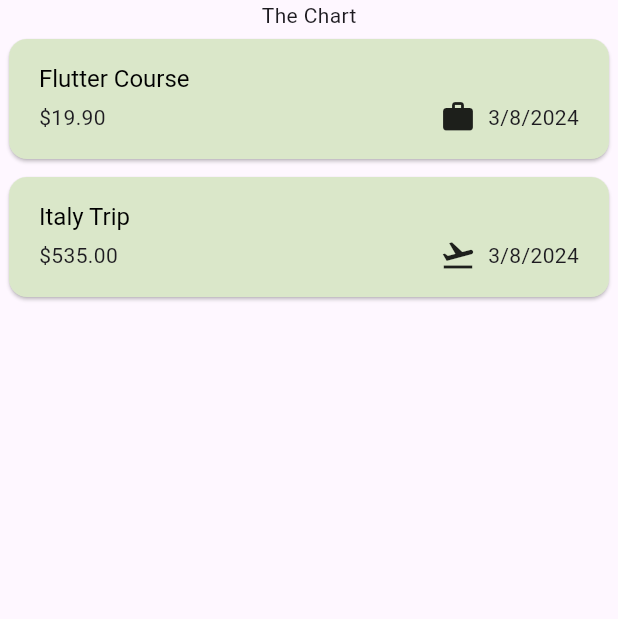
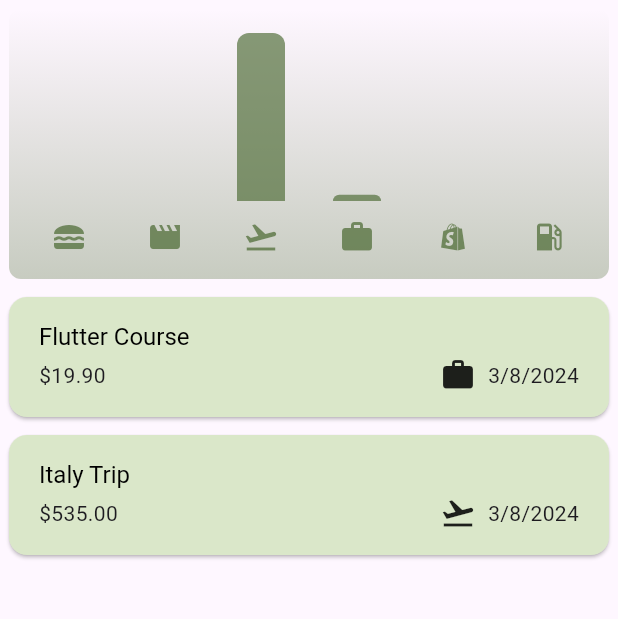
Before and after one commit to suhejbmorina99/flutter_mini_projects, a Flutter app: the screen it shows after launch, on a phone screen of 412 x 824 dp, the part 84-703 px from its top. Run offline on Flutter 3.47's test engine with Material 3 defaults, Android fonts, the phone set to English and light mode, and no system bars; our stand-ins replace google_fonts.

Commit message:
pushed the new code

```diff
--- a/expense_tracker/lib/models/expense.dart
+++ b/expense_tracker/lib/models/expense.dart
@@ -62,7 +62,7 @@
   final Category category;
   final List<Expense> expense;
 
-  double get totoalExpense {
+  double get totalExpense {
     double sum = 0;
 
     for (final expens in expense) {
--- /dev/null
+++ b/expense_tracker/lib/widgets/chart/chart.dart
@@ -0,0 +1,97 @@
+import 'package:flutter/material.dart';
+
+import 'package:expense_tracker/widgets/chart/chart_bar.dart';
+import 'package:expense_tracker/models/expense.dart';
+
+class Chart extends StatelessWidget {
+  const Chart({super.key, required this.expenses});
+
+  final List<Expense> expenses;
+
+  List<ExpenseBucket> get buckets {
+    return [
+      ExpenseBucket.forCategory(expenses, Category.food),
+      ExpenseBucket.forCategory(expenses, Category.leisure),
+      ExpenseBucket.forCategory(expenses, Category.travel),
+      ExpenseBucket.forCategory(expenses, Category.work),
+      ExpenseBucket.forCategory(expenses, Category.clothes),
+      ExpenseBucket.forCategory(expenses, Category.gas),
+    ];
+  }
+
+  double get maxTotalExpense {
+    double maxTotalExpense = 0;
+
+    for (final bucket in buckets) {
+      if (bucket.totalExpense > maxTotalExpense) {
+        maxTotalExpense = bucket.totalExpense;
+      }
+    }
+
+    return maxTotalExpense;
+  }
+
+  @override
+  Widget build(BuildContext context) {
+    final isDarkMode =
+        MediaQuery.of(context).platformBrightness == Brightness.dark;
+    return Container(
+      margin: const EdgeInsets.all(6),
+      padding: const EdgeInsets.symmetric(
+        vertical: 16,
+        horizontal: 8,
+      ),
+      width: double.infinity,
+      height: 180,
+      decoration: BoxDecoration(
+        borderRadius: BorderRadius.circular(8),
+        gradient: LinearGradient(
+          colors: [
+            Theme.of(context).colorScheme.primary.withOpacity(0.3),
+            Theme.of(context).colorScheme.primary.withOpacity(0.0)
+          ],
+          begin: Alignment.bottomCenter,
+          end: Alignment.topCenter,
+        ),
+      ),
+      child: Column(
+        children: [
+          Expanded(
+            child: Row(
+              crossAxisAlignment: CrossAxisAlignment.end,
+              children: [
+                for (final bucket in buckets) // alternative to map()
+                  ChartBar(
+                    fill: bucket.totalExpense == 0
+                        ? 0
+                        : bucket.totalExpense / maxTotalExpense,
+                  )
+              ],
+            ),
+          ),
+          const SizedBox(height: 12),
+          Row(
+            children: buckets
+                .map(
+                  (bucket) => Expanded(
+                    child: Padding(
+                      padding: const EdgeInsets.symmetric(horizontal: 4),
+                      child: Icon(
+                        categoryIcons[bucket.category],
+                        color: isDarkMode
+                            ? Theme.of(context).colorScheme.secondary
+                            : Theme.of(context)
+                                .colorScheme
+                                .primary
+                                .withOpacity(0.7),
+                      ),
+                    ),
+                  ),
+                )
+                .toList(),
+          )
+        ],
+      ),
+    );
+  }
+}
--- /dev/null
+++ b/expense_tracker/lib/widgets/chart/chart_bar.dart
@@ -0,0 +1,34 @@
+import 'package:flutter/material.dart';
+
+class ChartBar extends StatelessWidget {
+  const ChartBar({
+    super.key,
+    required this.fill,
+  });
+
+  final double fill;
+
+  @override
+  Widget build(BuildContext context) {
+    final isDarkMode =
+        MediaQuery.of(context).platformBrightness == Brightness.dark;
+    return Expanded(
+      child: Padding(
+        padding: const EdgeInsets.symmetric(horizontal: 16),
+        child: FractionallySizedBox(
+          heightFactor: fill,
+          child: DecoratedBox(
+            decoration: BoxDecoration(
+              shape: BoxShape.rectangle,
+              borderRadius:
+                  const BorderRadius.vertical(top: Radius.circular(8)),
+              color: isDarkMode
+                  ? Theme.of(context).colorScheme.secondary
+                  : Theme.of(context).colorScheme.primary.withOpacity(0.65),
+            ),
+          ),
+        ),
+      ),
+    );
+  }
+}
--- a/expense_tracker/lib/widgets/expenses.dart
+++ b/expense_tracker/lib/widgets/expenses.dart
@@ -1,3 +1,4 @@
+import 'package:expense_tracker/widgets/chart/chart.dart';
 import 'package:expense_tracker/widgets/expenses_list/expenses_list.dart';
 import 'package:expense_tracker/models/expense.dart';
 import 'package:expense_tracker/widgets/new_expense.dart';
@@ -90,7 +91,7 @@
       ),
       body: Column(
         children: [
-          const Text('The Chart'),
+          Chart(expenses: _registeredExpenses),
           Expanded(
             child: mainContet,
           ),
```
